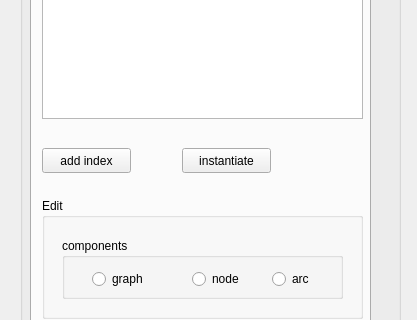
Above: packages/OntologyBuilder/OntologyEquationEditor/ui_ontology_design.ui from heinz-preisig/ProMo13 before the change; both pictures show x 0 to 417 and y 438 to 758 of the 417 by 956 pixel window. Below: the same form after it.
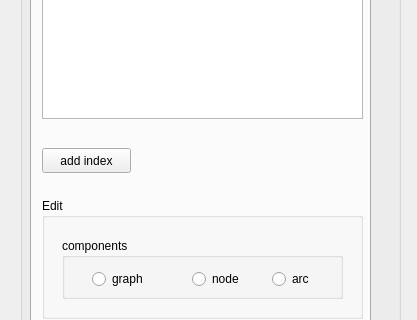
That is the form after the change.

Patch:
```diff
--- a/packages/OntologyBuilder/OntologyEquationEditor/ui_ontology_design.ui
+++ b/packages/OntologyBuilder/OntologyEquationEditor/ui_ontology_design.ui
@@ -146,19 +146,6 @@
        <string>add index</string>
       </property>
      </widget>
-     <widget class="QPushButton" name="pushInstantiate">
-      <property name="geometry">
-       <rect>
-        <x>150</x>
-        <y>310</y>
-        <width>89</width>
-        <height>25</height>
-       </rect>
-      </property>
-      <property name="text">
-       <string>instantiate</string>
-      </property>
-     </widget>
     </widget>
     <widget class="QWidget" name="tab_internets">
      <attribute name="title">
```
